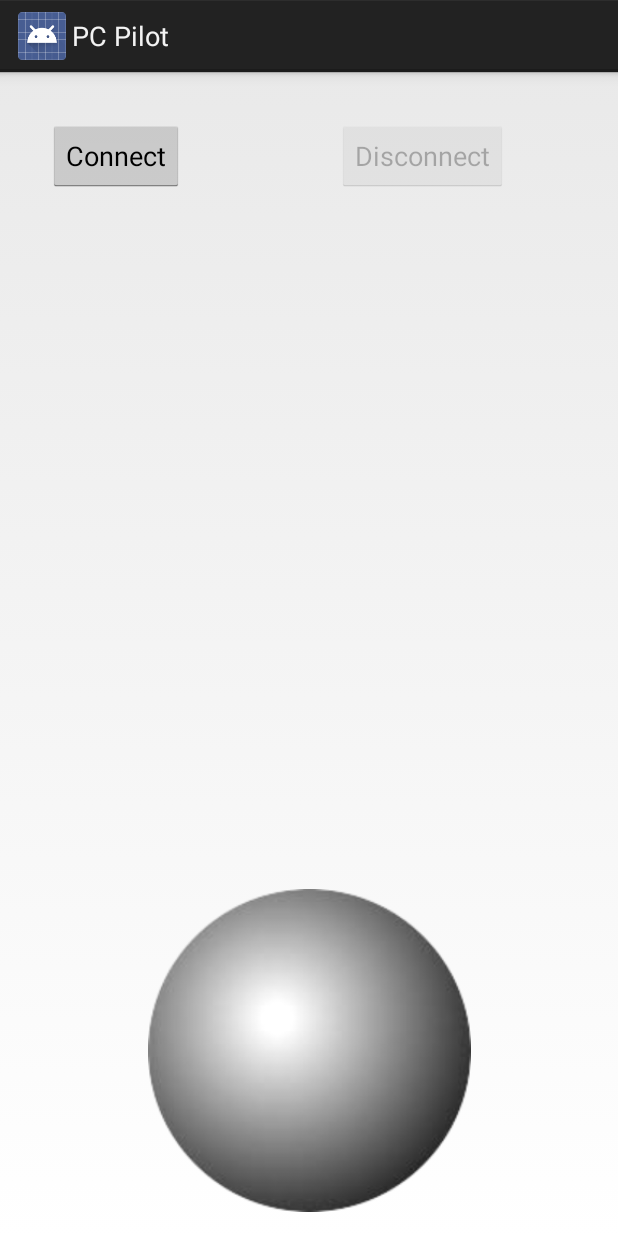
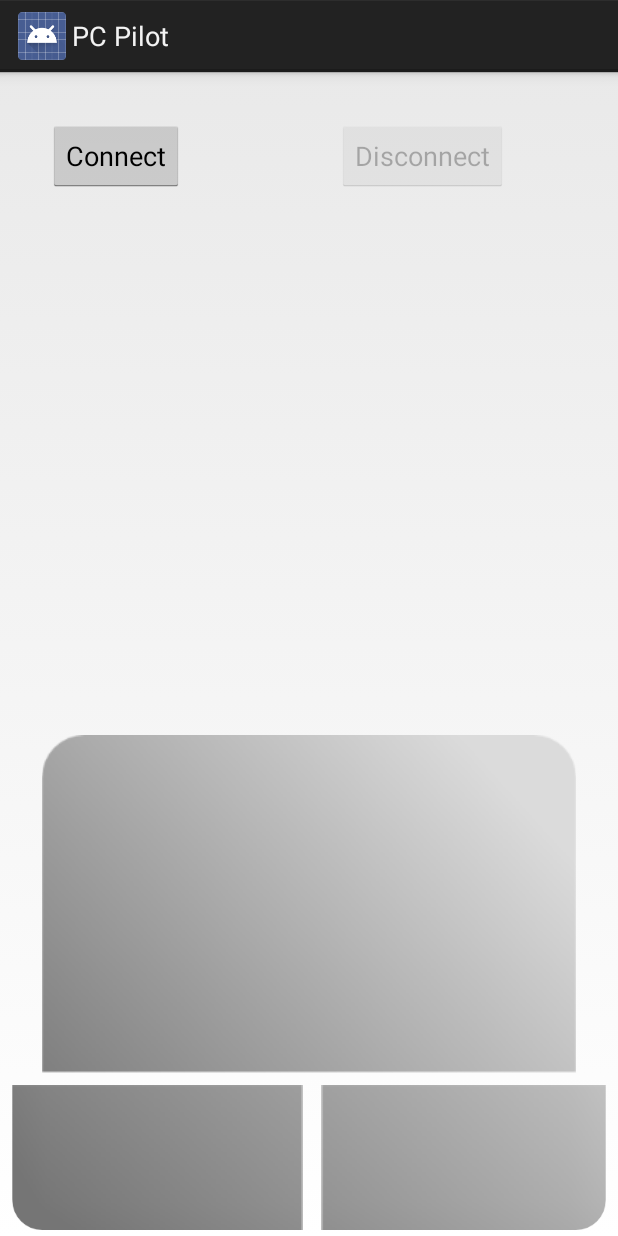
Before and after one commit to DziubanMaciej/PC-pilot, an Android app: the MainActivity screen opened directly, with no data from a screen before it, on a phone screen of 412 x 824 dp. Run offline under Robolectric (Android 15) with nearby library versions, the phone set to English and light mode, and no system bars; 2 statements that could not run were skipped.

Commit message:
[client] Add touchpad buttons

```diff
--- a/client/app/src/main/kotlin/com/paijan/pcpilot/activity/MainActivity.kt
+++ b/client/app/src/main/kotlin/com/paijan/pcpilot/activity/MainActivity.kt
@@ -100,8 +100,8 @@ class MainActivity : Activity() {
         }
 
         runOnUiThread {
-            root_layout.button_connect.turn(!connected)
-            root_layout.button_disconnect.turn(connected)
+            root_layout.buttonConnect.turn(!connected)
+            root_layout.buttonDisconnect.turn(connected)
         }
     }
 
--- /dev/null
+++ b/client/app/src/main/kotlin/com/paijan/pcpilot/custom_ui/TouchPadButton.kt
@@ -0,0 +1,29 @@
+package com.paijan.pcpilot.custom_ui
+
+import android.annotation.SuppressLint
+import android.content.Context
+import android.util.AttributeSet
+import android.view.MotionEvent
+import android.widget.ImageButton
+
+class TouchPadButton(context: Context, attrs: AttributeSet) : ImageButton(context, attrs) {
+    var onTouchDown: (() -> Unit)? = null
+    var onTouchUp: (() -> Unit)? = null
+
+    @SuppressLint("ClickableViewAccessibility")
+    override fun onTouchEvent(event: MotionEvent?): Boolean {
+        return when (event?.action) {
+            MotionEvent.ACTION_DOWN -> {
+                onTouchDown?.invoke()
+                true
+            }
+            MotionEvent.ACTION_UP -> {
+                onTouchUp?.invoke()
+                true
+            }
+            else -> {
+                super.onTouchEvent(event)
+            }
+        }
+    }
+}
--- a/client/app/src/main/res/layout/activity_main.xml
+++ b/client/app/src/main/res/layout/activity_main.xml
@@ -8,7 +8,7 @@
     tools:context=".activity.MainActivity">
 
     <Button
-        android:id="@+id/button_connect"
+        android:id="@+id/buttonConnect"
         android:layout_width="wrap_content"
         android:layout_height="wrap_content"
         android:layout_marginStart="32dp"
@@ -19,7 +19,7 @@
         app:layout_constraintTop_toTopOf="parent" />
 
     <Button
-        android:id="@+id/button_disconnect"
+        android:id="@+id/buttonDisconnect"
         android:layout_width="wrap_content"
         android:layout_height="wrap_content"
         android:layout_marginEnd="64dp"
@@ -29,19 +29,76 @@
         android:text="@string/disconnect"
         app:layout_constraintEnd_toEndOf="parent"
         app:layout_constraintHorizontal_bias="0.909"
-        app:layout_constraintStart_toEndOf="@+id/button_connect"
+        app:layout_constraintStart_toEndOf="@+id/buttonConnect"
         app:layout_constraintTop_toTopOf="parent" />
+
+    <android.support.constraint.Guideline
+        android:id="@+id/guidelineHorizontalTouchpadTop"
+        android:layout_width="wrap_content"
+        android:layout_height="wrap_content"
+        android:orientation="horizontal"
+        app:layout_constraintGuide_percent="0.57" />
+
+    <android.support.constraint.Guideline
+        android:id="@+id/guidelineHorizontalButtonsTop"
+        android:layout_width="wrap_content"
+        android:layout_height="wrap_content"
+        android:orientation="horizontal"
+        app:layout_constraintGuide_percent="0.86" />
+
+    <android.support.constraint.Guideline
+        android:id="@+id/guidelineVerticalMiddle"
+        android:layout_width="wrap_content"
+        android:layout_height="wrap_content"
+        android:orientation="vertical"
+        app:layout_constraintEnd_toEndOf="parent"
+        app:layout_constraintGuide_percent="0.5"
+        app:layout_constraintStart_toStartOf="parent" />
 
     <com.paijan.pcpilot.custom_ui.TouchPad
         android:id="@+id/touchPad"
-        android:layout_width="363dp"
-        android:layout_height="215dp"
-        android:layout_marginBottom="16dp"
+        android:layout_width="0dp"
+        android:layout_height="0dp"
         android:layout_marginEnd="8dp"
         android:layout_marginStart="8dp"
-        android:src="@drawable/touchpad"
+        android:src="@drawable/touch_pad_mouse"
+        app:layout_constraintBottom_toTopOf="@id/guidelineHorizontalButtonsTop"
+        app:layout_constraintEnd_toEndOf="parent"
+        app:layout_constraintHorizontal_bias="0.0"
+        app:layout_constraintStart_toStartOf="parent"
+        app:layout_constraintTop_toTopOf="@+id/guidelineHorizontalTouchpadTop"
+        tools:scaleType="fitXY" />
+
+    <com.paijan.pcpilot.custom_ui.TouchPadButton
+        android:id="@+id/touchPadButtonLeft"
+        android:layout_width="0dp"
+        android:layout_height="0dp"
+        android:layout_marginBottom="4dp"
+        android:layout_marginEnd="4dp"
+        android:layout_marginStart="8dp"
+        android:layout_marginTop="8dp"
+        android:background="@drawable/touch_pad_button_left"
+        android:contentDescription="Left button"
+        app:layout_constraintBottom_toBottomOf="parent"
+        app:layout_constraintEnd_toStartOf="@+id/guidelineVerticalMiddle"
+        app:layout_constraintStart_toStartOf="parent"
+        app:layout_constraintTop_toTopOf="@+id/guidelineHorizontalButtonsTop"
+        tools:scaleType="fitXY" />
+
+    <com.paijan.pcpilot.custom_ui.TouchPadButton
+        android:id="@+id/touchPadButtonRight"
+        android:layout_width="0dp"
+        android:layout_height="0dp"
+        android:layout_marginBottom="4dp"
+        android:layout_marginEnd="8dp"
+        android:layout_marginStart="8dp"
+        android:layout_marginTop="8dp"
+        android:background="@drawable/touch_pad_button_right"
+        android:contentDescription="Right button"
         app:layout_constraintBottom_toBottomOf="parent"
         app:layout_constraintEnd_toEndOf="parent"
-        app:layout_constraintStart_toStartOf="parent"
+        app:layout_constraintStart_toStartOf="@+id/guidelineVerticalMiddle"
+        app:layout_constraintTop_toTopOf="@+id/guidelineHorizontalButtonsTop"
         tools:scaleType="fitXY" />
+
 </android.support.constraint.ConstraintLayout>
--- a/client/app/src/main/res/values/attr.xml
+++ b/client/app/src/main/res/values/attr.xml
@@ -1,4 +1,5 @@
 <?xml version="1.0" encoding="utf-8"?>
 <resources>
-    <declare-styleable name="TouchPad"/>
+    <declare-styleable name="TouchPad" />
+    <declare-styleable name="TouchPadButton" />
 </resources>
```
Also changed, not shown: client/app/src/main/res/drawable-hdpi/touch_pad_button_left.9.png (added), client/app/src/main/res/drawable-hdpi/touch_pad_button_right.9.png (added), client/app/src/main/res/drawable-hdpi/touch_pad_mouse.9.png (added), client/app/src/main/res/drawable-mdpi/touch_pad_button_left.9.png (added), client/app/src/main/res/drawable-mdpi/touch_pad_button_right.9.png (added), client/app/src/main/res/drawable-mdpi/touch_pad_mouse.9.png (added), client/app/src/main/res/drawable-xhdpi/touch_pad_button_left.9.png (added), client/app/src/main/res/drawable-xhdpi/touch_pad_button_right.9.png (added), client/app/src/main/res/drawable-xhdpi/touch_pad_mouse.9.png (added), client/app/src/main/res/drawable-xxhdpi/touch_pad_button_left.9.png (added), client/app/src/main/res/drawable-xxhdpi/touch_pad_button_right.9.png (added), client/app/src/main/res/drawable-xxhdpi/touch_pad_mouse.9.png (added), client/app/src/main/res/drawable-xxxhdpi/touch_pad_button_left.9.png (added), client/app/src/main/res/drawable-xxxhdpi/touch_pad_button_right.9.png (added), 2 more files.
